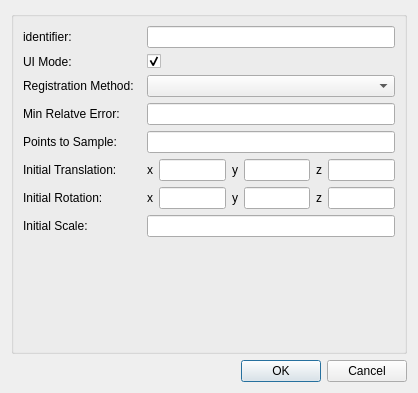
This is mapclientplugins/pointwiserigidregistrationstep/qt/configuredialog.ui in mapclient-plugins/pointwiserigidregistrationstep as Qt 5 draws it before an edit. The edited form follows.
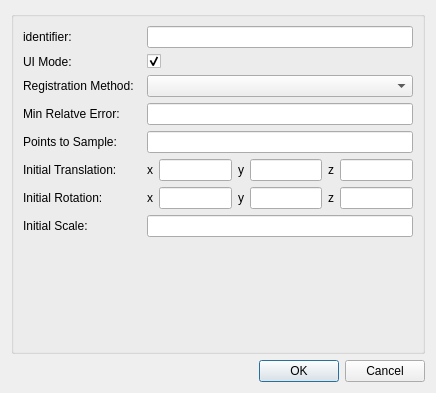
This is the edited form.

Commit message: Updated step window. Updated ConfigureDialog window

Diff of the .ui file:
```diff
--- a/mapclientplugins/pointwiserigidregistrationstep/qt/configuredialog.ui
+++ b/mapclientplugins/pointwiserigidregistrationstep/qt/configuredialog.ui
@@ -6,7 +6,7 @@
    <rect>
     <x>0</x>
     <y>0</y>
-    <width>418</width>
+    <width>436</width>
     <height>393</height>
    </rect>
   </property>
```
Left out of the diff: 35 changed lines with no effect on the pictures. The commit also changes 3 other files.
